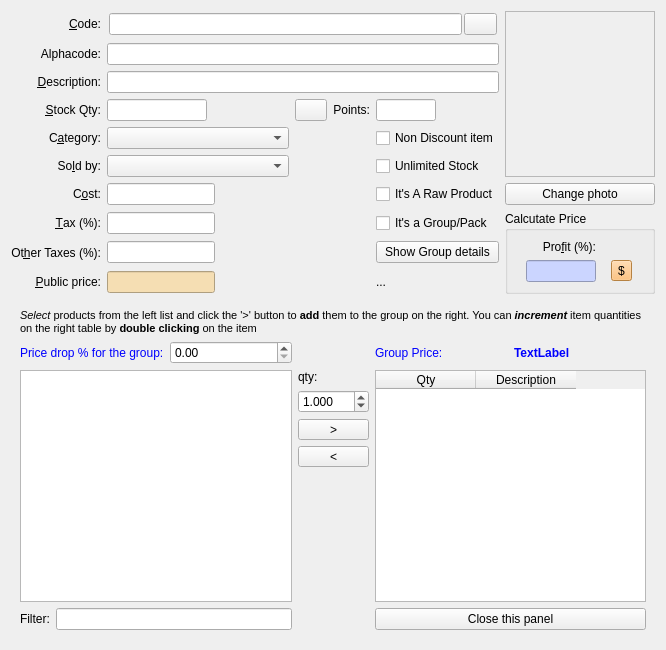
Before: the Qt Designer form squeeze/src/ui/producteditor.ui in miguelchavez/lemonpos, drawn with Qt 5.
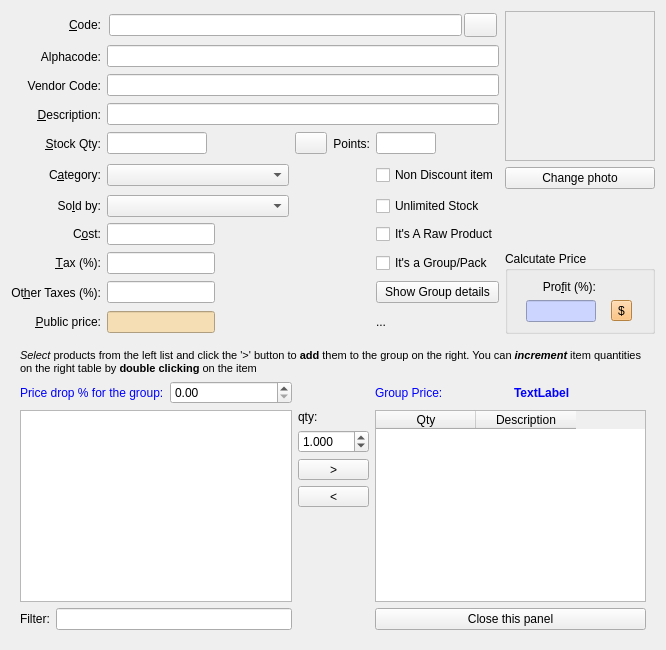
After: the same form once the commit is applied.

Commit message: Adding Vendor code support for products. Initial Support, just editing on product editor.

```diff
--- a/squeeze/src/ui/producteditor.ui
+++ b/squeeze/src/ui/producteditor.ui
@@ -102,7 +102,7 @@
      </item>
     </layout>
    </item>
-   <item row="0" column="5" rowspan="7">
+   <item row="0" column="5" rowspan="6">
     <layout class="QVBoxLayout">
      <item>
       <widget class="QLabel" name="labelPhoto">
@@ -174,6 +174,19 @@
     </widget>
    </item>
    <item row="2" column="0">
+    <widget class="QLabel" name="lblVendorCode">
+     <property name="text">
+      <string>Vendor Code:</string>
+     </property>
+     <property name="alignment">
+      <set>Qt::AlignRight|Qt::AlignTrailing|Qt::AlignVCenter</set>
+     </property>
+    </widget>
+   </item>
+   <item row="2" column="1" colspan="4">
+    <widget class="QLineEdit" name="editVendorcode"/>
+   </item>
+   <item row="3" column="0">
     <widget class="QLabel" name="label_14">
      <property name="sizePolicy">
       <sizepolicy hsizetype="Minimum" vsizetype="Preferred">
@@ -195,7 +208,7 @@
      </property>
     </widget>
    </item>
-   <item row="2" column="1" colspan="4">
+   <item row="3" column="1" colspan="4">
     <widget class="QLineEdit" name="editDesc">
      <property name="sizePolicy">
       <sizepolicy hsizetype="MinimumExpanding" vsizetype="Fixed">
@@ -211,7 +224,7 @@
      </property>
     </widget>
    </item>
-   <item row="3" column="0">
+   <item row="4" column="0">
     <widget class="QLabel" name="labelStockQty">
      <property name="sizePolicy">
       <sizepolicy hsizetype="Minimum" vsizetype="Preferred">
@@ -230,7 +243,7 @@
      </property>
     </widget>
    </item>
-   <item row="3" column="1">
+   <item row="4" column="1">
     <widget class="QLineEdit" name="editStockQty">
      <property name="sizePolicy">
       <sizepolicy hsizetype="Minimum" vsizetype="Fixed">
@@ -258,7 +271,7 @@
      </property>
     </widget>
    </item>
-   <item row="3" column="2">
+   <item row="4" column="2">
     <widget class="QPushButton" name="btnStockCorrect">
      <property name="maximumSize">
       <size>
@@ -274,7 +287,7 @@
      </property>
     </widget>
    </item>
-   <item row="3" column="3">
+   <item row="4" column="3">
     <widget class="QLabel" name="label_15">
      <property name="sizePolicy">
       <sizepolicy hsizetype="Minimum" vsizetype="Preferred">
@@ -296,7 +309,7 @@
      </property>
     </widget>
    </item>
-   <item row="3" column="4">
+   <item row="4" column="4">
     <widget class="QLineEdit" name="editPoints">
      <property name="sizePolicy">
       <sizepolicy hsizetype="MinimumExpanding" vsizetype="Fixed">
@@ -321,7 +334,7 @@
      </property>
     </widget>
    </item>
-   <item row="4" column="0">
+   <item row="5" column="0">
     <widget class="QLabel" name="label_8">
      <property name="sizePolicy">
       <sizepolicy hsizetype="Minimum" vsizetype="Preferred">
@@ -343,7 +356,7 @@
      </property>
     </widget>
    </item>
-   <item row="4" column="1">
+   <item row="5" column="1">
     <widget class="QComboBox" name="categoriesCombo">
      <property name="sizePolicy">
       <sizepolicy hsizetype="MinimumExpanding" vsizetype="Fixed">
@@ -353,7 +366,14 @@
      </property>
     </widget>
    </item>
-   <item row="5" column="0">
+   <item row="5" column="4">
+    <widget class="QCheckBox" name="chNotDiscountable">
+     <property name="text">
+      <string>Non Discount item</string>
+     </property>
+    </widget>
+   </item>
+   <item row="6" column="0">
     <widget class="QLabel" name="label_7">
      <property name="sizePolicy">
       <sizepolicy hsizetype="Minimum" vsizetype="Preferred">
@@ -375,7 +395,7 @@
      </property>
     </widget>
    </item>
-   <item row="5" column="1">
+   <item row="6" column="1">
     <widget class="QComboBox" name="measuresCombo">
      <property name="sizePolicy">
       <sizepolicy hsizetype="MinimumExpanding" vsizetype="Fixed">
@@ -385,7 +405,14 @@
      </property>
     </widget>
    </item>
-   <item row="6" column="0">
+   <item row="6" column="4">
+    <widget class="QCheckBox" name="chUnlimitedStock">
+     <property name="text">
+      <string>Unlimited Stock</string>
+     </property>
+    </widget>
+   </item>
+   <item row="7" column="0">
     <widget class="QLabel" name="label_9">
      <property name="sizePolicy">
       <sizepolicy hsizetype="Minimum" vsizetype="Preferred">
@@ -407,7 +434,7 @@
      </property>
     </widget>
    </item>
-   <item row="6" column="1" colspan="2">
+   <item row="7" column="1" colspan="2">
     <widget class="QLineEdit" name="editCost">
      <property name="sizePolicy">
       <sizepolicy hsizetype="Maximum" vsizetype="Fixed">
@@ -429,14 +456,14 @@
      </property>
     </widget>
    </item>
-   <item row="6" column="4">
+   <item row="7" column="4">
     <widget class="QCheckBox" name="chIsARaw">
      <property name="text">
       <string>It's A Raw Product</string>
      </property>
     </widget>
    </item>
-   <item row="7" column="0">
+   <item row="8" column="0">
     <widget class="QLabel" name="label_10">
      <property name="sizePolicy">
       <sizepolicy hsizetype="Minimum" vsizetype="Preferred">
@@ -458,7 +485,7 @@
      </property>
     </widget>
    </item>
-   <item row="7" column="1" colspan="2">
+   <item row="8" column="1" colspan="2">
     <widget class="QLineEdit" name="editTax">
      <property name="sizePolicy">
       <sizepolicy hsizetype="Maximum" vsizetype="Fixed">
@@ -483,14 +510,14 @@
      </property>
     </widget>
    </item>
-   <item row="7" column="4">
+   <item row="8" column="4">
     <widget class="QCheckBox" name="chIsAGroup">
      <property name="text">
       <string>It's a Group/Pack</string>
      </property>
     </widget>
    </item>
-   <item row="7" column="5" rowspan="3">
+   <item row="8" column="5" rowspan="3">
     <widget class="QGroupBox" name="groupBox">
      <property name="sizePolicy">
       <sizepolicy hsizetype="Minimum" vsizetype="Preferred">
@@ -929,7 +956,7 @@
      </layout>
     </widget>
    </item>
-   <item row="8" column="0">
+   <item row="9" column="0">
     <widget class="QLabel" name="label_12">
      <property name="sizePolicy">
       <sizepolicy hsizetype="Minimum" vsizetype="Preferred">
@@ -954,7 +981,7 @@
      </property>
     </widget>
    </item>
-   <item row="8" column="1" colspan="2">
+   <item row="9" column="1" colspan="2">
     <widget class="QLineEdit" name="editExtraTaxes">
      <property name="sizePolicy">
       <sizepolicy hsizetype="Maximum" vsizetype="Fixed">
@@ -979,14 +1006,14 @@
      </property>
     </widget>
    </item>
-   <item row="8" column="4">
+   <item row="9" column="4">
     <widget class="QPushButton" name="btnShowGroup">
      <property name="text">
       <string>Show Group details</string>
      </property>
     </widget>
    </item>
-   <item row="9" column="0">
+   <item row="10" column="0">
     <widget class="QLabel" name="label_13">
      <property name="sizePolicy">
       <sizepolicy hsizetype="Minimum" vsizetype="Preferred">
@@ -1008,7 +1035,7 @@
      </property>
     </widget>
    </item>
-   <item row="9" column="1" colspan="2">
+   <item row="10" column="1" colspan="2">
     <widget class="QLineEdit" name="editFinalPrice">
      <property name="sizePolicy">
       <sizepolicy hsizetype="Maximum" vsizetype="Fixed">
@@ -1039,7 +1066,14 @@
      </property>
     </widget>
    </item>
-   <item row="10" column="0" colspan="6">
+   <item row="10" column="4">
+    <widget class="QLabel" name="lblProfit">
+     <property name="text">
+      <string>...</string>
+     </property>
+    </widget>
+   </item>
+   <item row="11" column="0" colspan="6">
     <widget class="QFrame" name="groupsPanel">
      <layout class="QGridLayout" name="gridLayout_2">
       <item row="0" column="0" colspan="3">
@@ -1268,27 +1302,6 @@
      </layout>
     </widget>
    </item>
-   <item row="9" column="4">
-    <widget class="QLabel" name="lblProfit">
-     <property name="text">
-      <string>...</string>
-     </property>
-    </widget>
-   </item>
-   <item row="5" column="4">
-    <widget class="QCheckBox" name="chUnlimitedStock">
-     <property name="text">
-      <string>Unlimited Stock</string>
-     </property>
-    </widget>
-   </item>
-   <item row="4" column="4">
-    <widget class="QCheckBox" name="chNotDiscountable">
-     <property name="text">
-      <string>Non Discount item</string>
-     </property>
-    </widget>
-   </item>
   </layout>
  </widget>
  <tabstops>
```
The commit also changes 7 other files.
